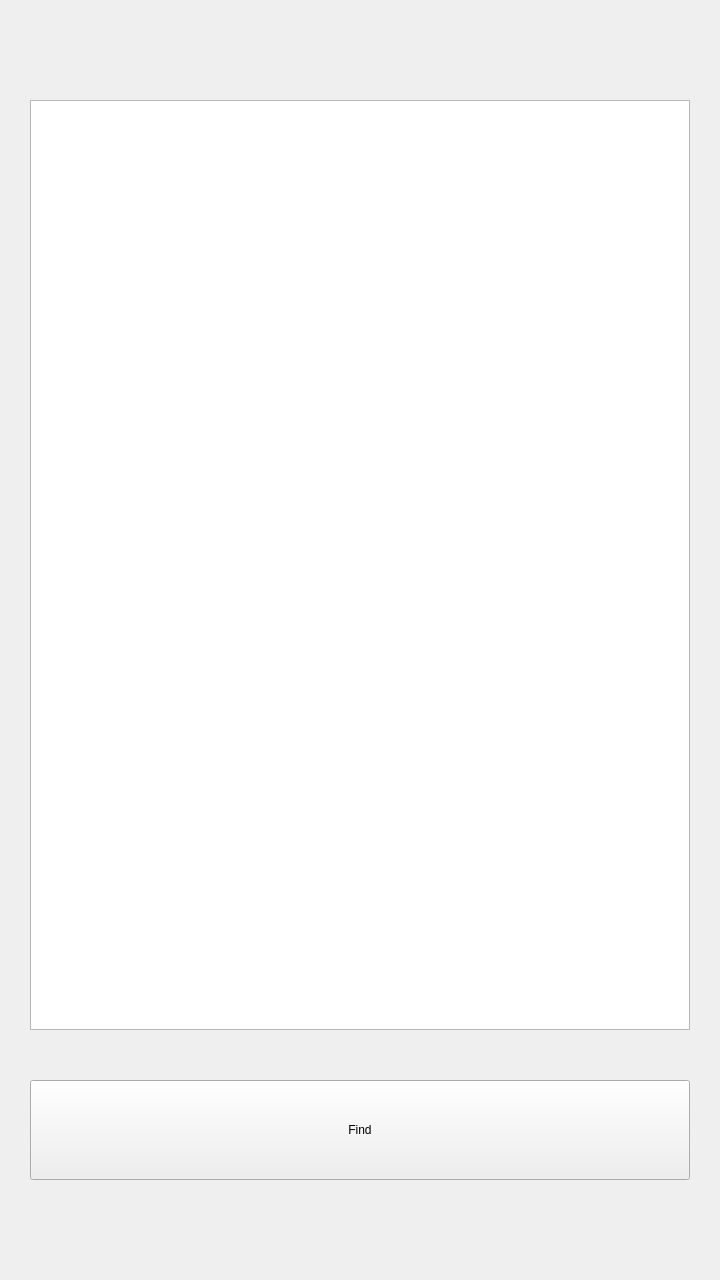
Above: forms/scanpage.ui from Mcublog/AutoLubeApp before the change. Below: the same form after it.
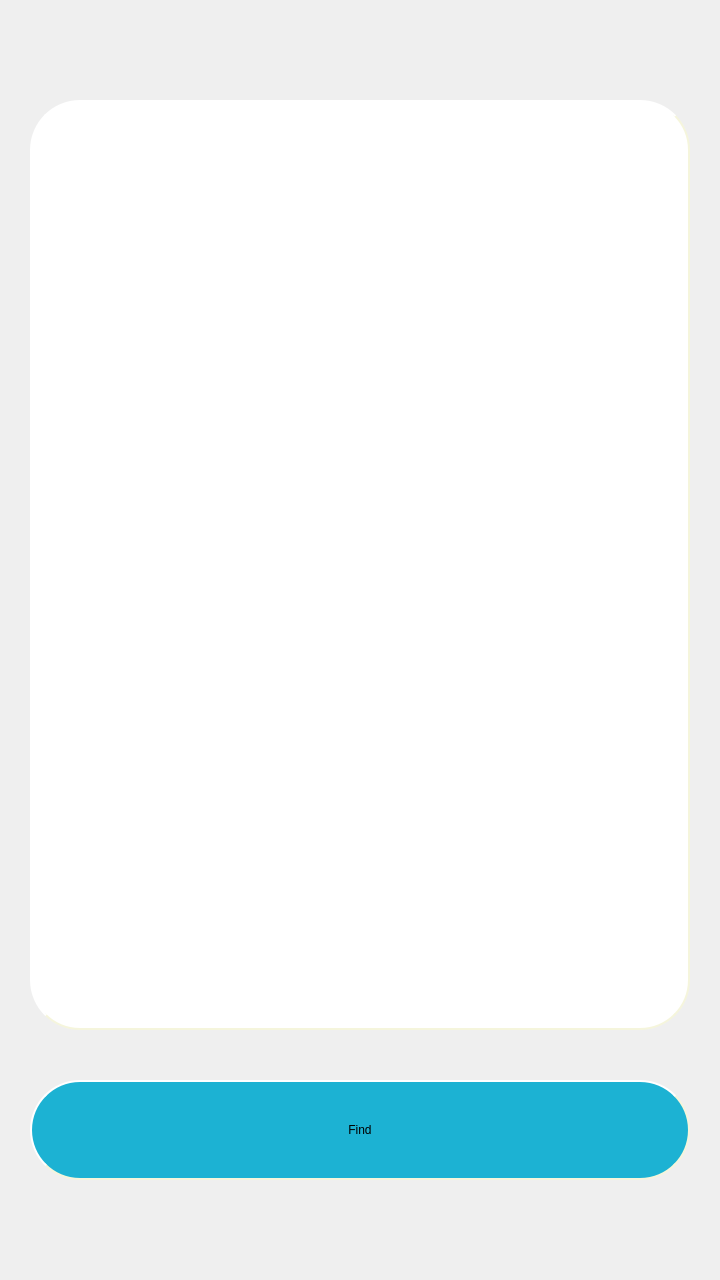
That is the form after the change.

Patch:
```diff
--- a/forms/scanpage.ui
+++ b/forms/scanpage.ui
@@ -34,7 +34,38 @@
      <item>
       <widget class="QListWidget" name="lwDevList">
        <property name="styleSheet">
-        <string notr="true">*{font: 24pt &quot;Courier&quot;;}</string>
+        <string notr="true">QListWidget 
+{
+font: 20pt &quot;Courier&quot;;
+border-radius: 100px;
+background-color: white;
+border-style: outset;
+border-width: 2px;
+border-radius: 50px;
+border-color: beige;
+}
+
+QListWidget::item 
+{
+	margin-top: 50px;
+	margin-bottom: 50px;
+	qproperty-alignment: 'AlignCentert';
+}
+
+QListView::item:selected 
+{
+	background-color: #cad811;
+	border-radius: 15px;	
+}</string>
+       </property>
+       <property name="verticalScrollBarPolicy">
+        <enum>Qt::ScrollBarAlwaysOff</enum>
+       </property>
+       <property name="horizontalScrollBarPolicy">
+        <enum>Qt::ScrollBarAlwaysOff</enum>
+       </property>
+       <property name="spacing">
+        <number>20</number>
        </property>
       </widget>
      </item>
@@ -57,6 +88,16 @@
      <property name="autoFillBackground">
       <bool>false</bool>
      </property>
+     <property name="styleSheet">
+      <string notr="true">*{
+background-color: #1cb2d3;
+border-style: outset;
+border-width: 2px;
+border-radius: 50px;
+border-color: beige;
+min-width: 10em;
+}</string>
+     </property>
      <property name="text">
       <string>Find</string>
      </property>
```
